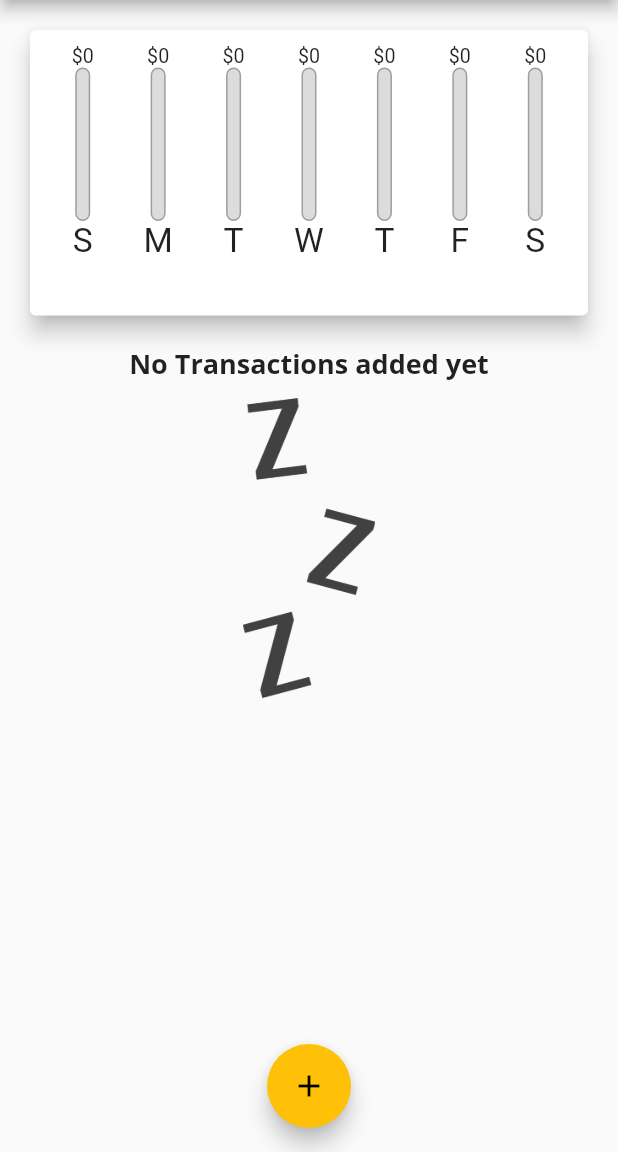
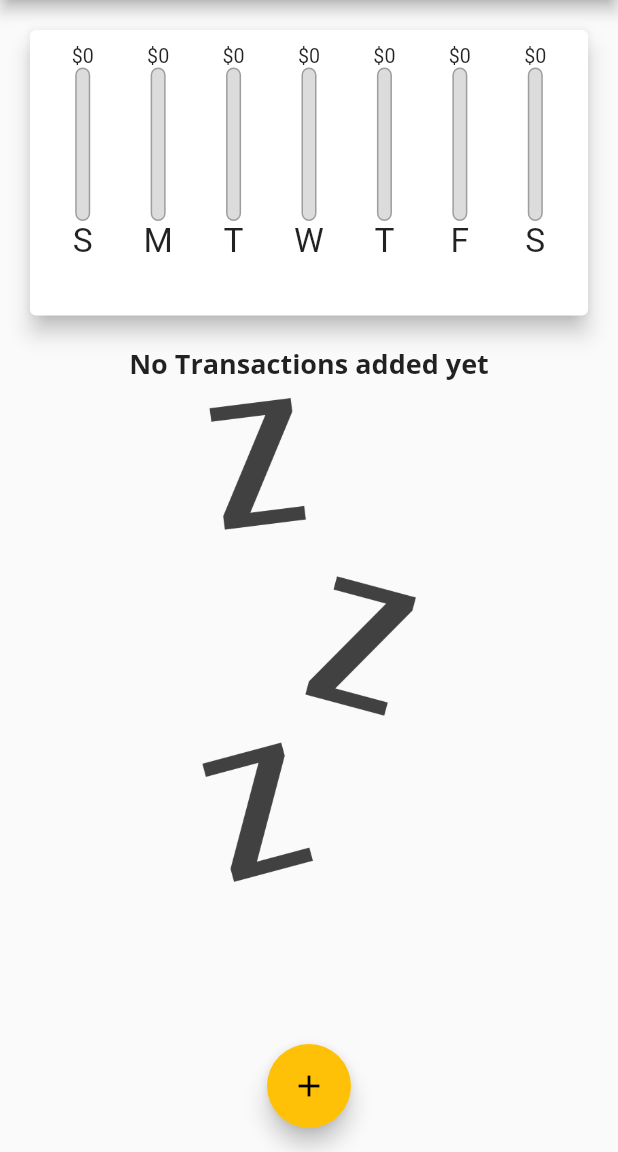
Before and after one commit to jvillarreal2016/Flutter_Project_2, a Flutter app: the screen it shows after launch, on a phone screen of 412 x 824 dp, the part 84-1236 px from its top. Run offline on Flutter 3.47's test engine with Material 2 defaults, Android fonts, the phone set to English and light mode, and no system bars; Roboto replaces fonts that are missing (Open Sans).

```diff
--- a/lib/main.dart
+++ b/lib/main.dart
@@ -1,10 +1,18 @@
 import 'package:flutter/material.dart';
+import 'package:flutter/services.dart';
 import 'package:flutter_project2/widgets/chart.dart';
 import './widgets/new_transactions.dart';
 import './widgets/transactionList.dart';
 import 'models/transaction.dart';
 
-void main() => runApp(MyApp());
+void main() {
+  WidgetsFlutterBinding.ensureInitialized();
+  SystemChrome.setPreferredOrientations([
+    DeviceOrientation.portraitUp,
+    DeviceOrientation.portraitDown,
+  ]);
+  runApp(MyApp());
+}
 
 class MyApp extends StatelessWidget {
   @override
@@ -65,6 +73,8 @@ class _MyHomePageState extends State<MyHomePage> {
     // ),
   ];
 
+  bool _showChart = false;
+
   List<Transaction> get _recentTransactions {
     return _userTransaction.where((tx) {
       return tx.date.isAfter(
@@ -109,6 +119,8 @@ class _MyHomePageState extends State<MyHomePage> {
 
   @override
   Widget build(BuildContext context) {
+    final isLandscape =
+        MediaQuery.of(context).orientation == Orientation.landscape;
     final appBar = AppBar(
       title: Text(
         'Personal Expenses',
@@ -121,6 +133,14 @@ class _MyHomePageState extends State<MyHomePage> {
         ),
       ],
     );
+
+    final txListWidget = Container(
+      height:
+          (MediaQuery.of(context).size.height - appBar.preferredSize.height) *
+              0.7,
+      child: TransactionList(_userTransaction, _deleteTransaction),
+    );
+
     return Scaffold(
       appBar: appBar,
       body: SingleChildScrollView(
@@ -128,17 +148,38 @@ class _MyHomePageState extends State<MyHomePage> {
           // mainAxisAlignment: MainAxisAlignment.spaceAround,
           crossAxisAlignment: CrossAxisAlignment.stretch,
           children: <Widget>[
+            if (isLandscape)
+              Row(
+                mainAxisAlignment: MainAxisAlignment.center,
+                children: <Widget>[
+                  Text('Show Cart'),
+                  Switch(
+                    value: _showChart,
+                    onChanged: (val) {
+                      setState(() {
+                        _showChart = val;
+                      });
+                    },
+                  ),
+                ],
+              ),
+            if (!isLandscape)
               Container(
                   height: (MediaQuery.of(context).size.height -
                           appBar.preferredSize.height -
                           MediaQuery.of(context).padding.top) *
                       0.3,
                   child: Chart(_recentTransactions)),
-            Container(
+            if (!isLandscape) txListWidget,
+            if (!isLandscape)
+              _showChart
+                  ? Container(
                       height: (MediaQuery.of(context).size.height -
-                        appBar.preferredSize.height) *
+                              appBar.preferredSize.height -
+                              MediaQuery.of(context).padding.top) *
                           0.7,
-                child: TransactionList(_userTransaction, _deleteTransaction)),
+                      child: Chart(_recentTransactions))
+                  : txListWidget
           ],
         ),
       ),
--- a/lib/widgets/transactionList.dart
+++ b/lib/widgets/transactionList.dart
@@ -11,7 +11,8 @@ class TransactionList extends StatelessWidget {
   @override
   Widget build(BuildContext context) {
     return transactions.isEmpty
-        ? Column(
+        ? LayoutBuilder(builder: (ctx, constraints) {
+            return Column(
               children: <Widget>[
                 Text(
                   'No Transactions added yet',
@@ -21,13 +22,14 @@ class TransactionList extends StatelessWidget {
                   height: 10,
                 ),
                 Container(
-                  height: 200,
+                    height: constraints.maxHeight * 0.6,
                     child: Image.asset(
                       'assets/images/waiting.png',
                       fit: BoxFit.cover,
                     )),
               ],
-          )
+            );
+          })
         : ListView.builder(
             itemBuilder: (ctx, index) {
               return Card(
```
Lines whose indentation alone changed are shown as unchanged.
